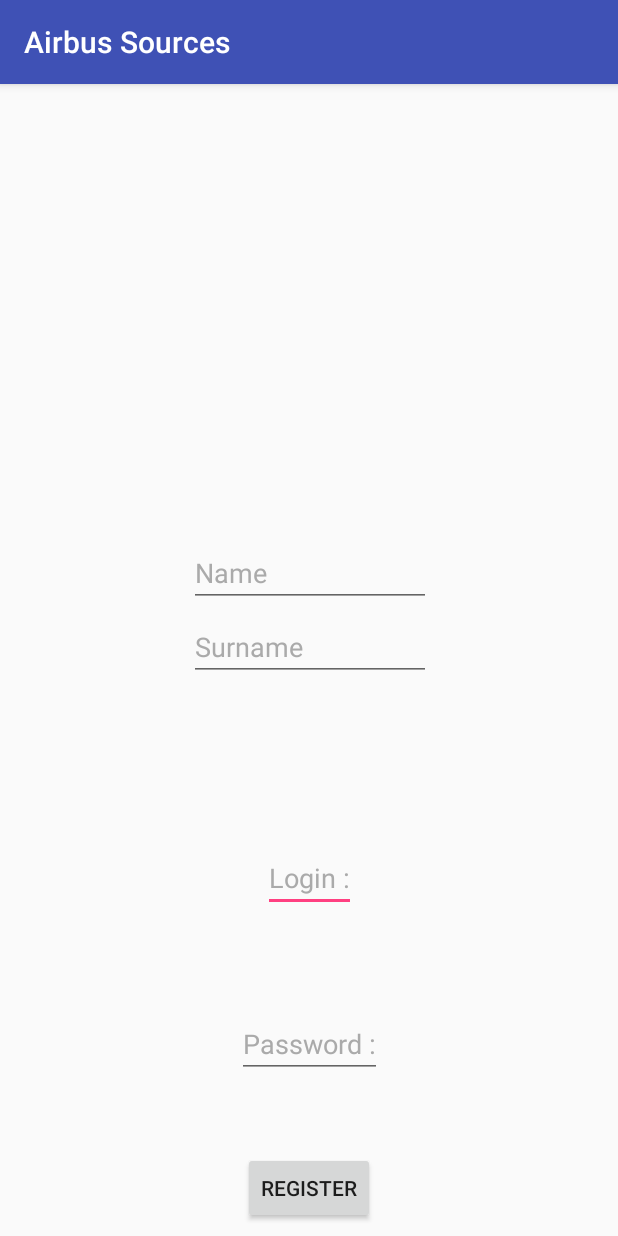
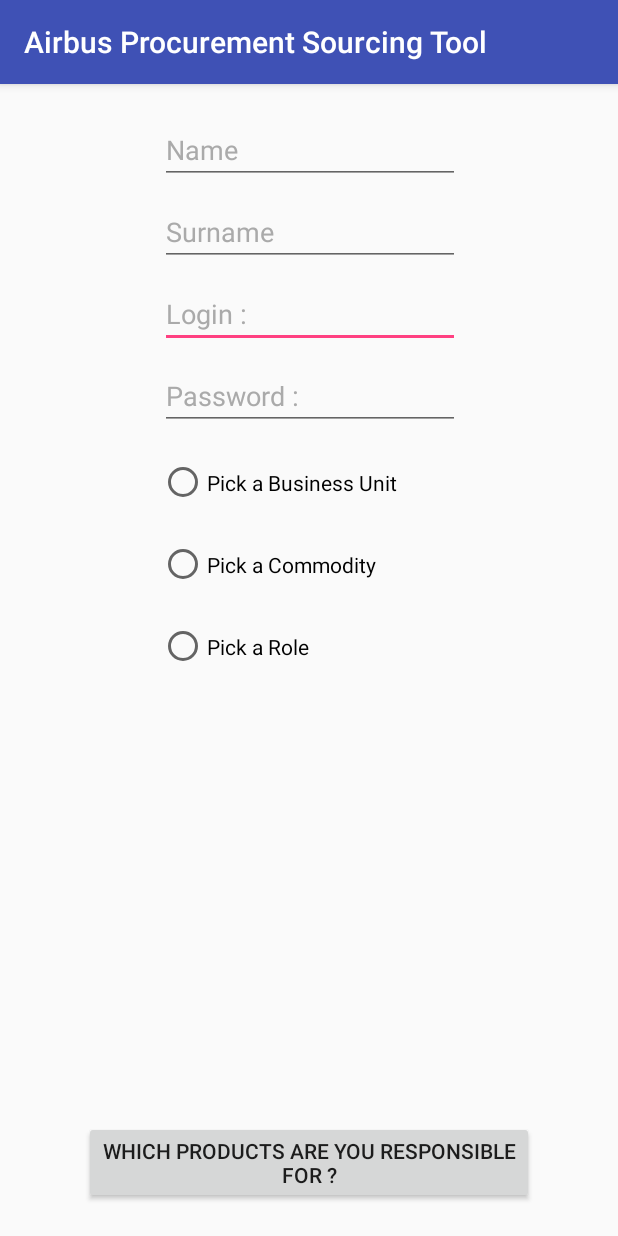
Before and after one commit to MaVdbussche/AirbusSources, an Android app: the SignUpActivity screen opened directly, with no data from a screen before it, on a phone screen of 412 x 824 dp. Run offline under Robolectric (Android 15) with nearby library versions, the phone set to English and light mode, and no system bars; 1 statement that could not run was skipped.

Commit message:
Advancements on RegisterActivity layout

```diff
--- a/app/src/main/res/layout/activity_signup.xml
+++ b/app/src/main/res/layout/activity_signup.xml
@@ -9,96 +9,173 @@
 
     <EditText
         android:id="@+id/login_field"
-        android:layout_width="wrap_content"
-        android:layout_height="wrap_content"
-        android:layout_marginBottom="216dp"
+        android:layout_width="200dp"
+        android:layout_height="39dp"
         android:layout_marginLeft="8dp"
         android:layout_marginRight="8dp"
         android:text="@string/login_loginField_title"
         android:textColor="@android:color/darker_gray"
         android:textSize="18sp"
-        app:layout_constraintBottom_toBottomOf="parent"
         app:layout_constraintLeft_toLeftOf="parent"
         app:layout_constraintRight_toRightOf="parent"
         android:layout_marginStart="8dp"
-        android:layout_marginEnd="8dp" />
-
-    <EditText
-        android:id="@+id/password_field"
-        android:layout_width="wrap_content"
-        android:layout_height="wrap_content"
-        android:layout_marginBottom="105dp"
-        android:layout_marginLeft="8dp"
-        android:layout_marginRight="8dp"
-        android:text="@string/login_passwordField_title"
-        android:textColor="@android:color/darker_gray"
-        app:layout_constraintBottom_toBottomOf="parent"
-        app:layout_constraintLeft_toLeftOf="parent"
-        app:layout_constraintRight_toRightOf="parent"
-        app:layout_constraintHorizontal_bias="0.501"
-        android:layout_marginStart="8dp"
-        android:layout_marginEnd="8dp" />
-
-    <Button
-        android:id="@+id/button_login"
-        android:layout_width="wrap_content"
-        android:layout_height="wrap_content"
-        android:text="@string/start_button_signup"
-        android:layout_marginRight="8dp"
-        app:layout_constraintRight_toRightOf="parent"
-        android:layout_marginLeft="8dp"
-        app:layout_constraintLeft_toLeftOf="parent"
+        android:layout_marginEnd="8dp"
+        app:layout_constraintHorizontal_bias="0.502"
         app:layout_constraintBottom_toBottomOf="parent"
         android:layout_marginBottom="8dp"
-        android:layout_marginStart="8dp"
-        android:layout_marginEnd="8dp" />
+        android:layout_marginTop="15dp"
+        app:layout_constraintTop_toBottomOf="@+id/surname_field"
+        app:layout_constraintVertical_bias="0.0" />
 
     <EditText
         android:id="@+id/name_field"
-        android:layout_width="161dp"
+        android:layout_width="200dp"
         android:layout_height="39dp"
         android:inputType="textPersonName"
-        android:text="@string/login_nameField_title"
+        android:text="@string/signup_nameField_title"
         android:textColor="@android:color/darker_gray"
         android:layout_marginLeft="8dp"
         app:layout_constraintLeft_toLeftOf="parent"
         android:layout_marginRight="8dp"
         app:layout_constraintRight_toRightOf="parent"
-        app:layout_constraintBottom_toBottomOf="@+id/button_login"
-        android:layout_marginBottom="411dp"
         app:layout_constraintHorizontal_bias="0.502"
         android:layout_marginStart="8dp"
-        android:layout_marginEnd="8dp" />
+        android:layout_marginEnd="8dp"
+        app:layout_constraintTop_toTopOf="parent"
+        android:layout_marginTop="15dp"
+        app:layout_constraintBottom_toBottomOf="parent"
+        android:layout_marginBottom="8dp"
+        app:layout_constraintVertical_bias="0.017" />
 
     <EditText
         android:id="@+id/surname_field"
-        android:layout_width="161dp"
+        android:layout_width="200dp"
         android:layout_height="39dp"
         android:inputType="textPersonName"
-        android:text="@string/login_surnameField_title"
+        android:text="@string/signup_surnameField_title"
         android:textColor="@android:color/darker_gray"
         android:layout_marginLeft="8dp"
         app:layout_constraintLeft_toLeftOf="parent"
         android:layout_marginRight="8dp"
         app:layout_constraintRight_toRightOf="parent"
-        app:layout_constraintBottom_toBottomOf="@+id/button_login"
-        android:layout_marginBottom="362dp"
         app:layout_constraintHorizontal_bias="0.502"
         android:layout_marginStart="8dp"
-        android:layout_marginEnd="8dp" />
+        android:layout_marginEnd="8dp"
+        android:layout_marginTop="15dp"
+        app:layout_constraintTop_toBottomOf="@+id/name_field"
+        app:layout_constraintBottom_toBottomOf="parent"
+        android:layout_marginBottom="8dp"
+        app:layout_constraintVertical_bias="0.0" />
+
+    <EditText
+        android:id="@+id/password_field"
+        android:layout_width="200dp"
+        android:layout_height="39dp"
+        android:layout_marginBottom="8dp"
+        android:layout_marginLeft="8dp"
+        android:layout_marginRight="8dp"
+        android:text="@string/login_passwordField_title"
+        android:textColor="@android:color/darker_gray"
+        app:layout_constraintLeft_toLeftOf="parent"
+        app:layout_constraintRight_toRightOf="parent"
+        android:layout_marginStart="8dp"
+        android:layout_marginEnd="8dp"
+        app:layout_constraintBottom_toBottomOf="parent"
+        android:layout_marginTop="15dp"
+        app:layout_constraintTop_toBottomOf="@+id/login_field"
+        app:layout_constraintHorizontal_bias="0.502"
+        app:layout_constraintVertical_bias="0.0" />
 
     <RadioGroup
-        android:layout_width="161dp"
+        android:layout_width="200dp"
         android:layout_height="39dp"
         android:layout_marginLeft="8dp"
         app:layout_constraintLeft_toLeftOf="parent"
         android:layout_marginRight="8dp"
         app:layout_constraintRight_toRightOf="parent"
+        app:layout_constraintBottom_toBottomOf="parent"
+        android:layout_marginBottom="8dp"
+        android:id="@+id/businessUnits"
+        android:layout_marginStart="8dp"
+        android:layout_marginEnd="8dp"
+        android:layout_marginTop="15dp"
+        app:layout_constraintTop_toBottomOf="@+id/password_field"
+        app:layout_constraintVertical_bias="0.0">
+
+        <RadioButton
+            android:id="@+id/defaultBusinessUnitsRadioButton"
+            android:layout_width="match_parent"
+            android:layout_height="match_parent"
+            android:text="@string/signup_businessUnits_default"
+            tools:layout_editor_absoluteX="8dp"
+            tools:layout_editor_absoluteY="8dp" />
+    </RadioGroup>
+
+    <RadioGroup
+        android:layout_width="200dp"
+        android:layout_height="39dp"
+        android:layout_marginLeft="8dp"
+        app:layout_constraintLeft_toLeftOf="parent"
+        android:layout_marginRight="8dp"
+        app:layout_constraintRight_toRightOf="parent"
+        app:layout_constraintBottom_toBottomOf="parent"
+        android:layout_marginBottom="8dp"
+        android:id="@+id/commodities"
+        android:layout_marginStart="8dp"
+        android:layout_marginEnd="8dp"
+        android:layout_marginTop="15dp"
+        app:layout_constraintTop_toBottomOf="@+id/businessUnits"
+        app:layout_constraintVertical_bias="0.0">
+
+        <RadioButton
+            android:id="@+id/defaultCommoditiesRadioButton"
+            android:layout_width="match_parent"
+            android:layout_height="match_parent"
+            android:text="@string/signup_commodities_default"
+            tools:layout_editor_absoluteX="8dp"
+            tools:layout_editor_absoluteY="8dp" />
+    </RadioGroup>
+
+    <RadioGroup
+        android:layout_width="200dp"
+        android:layout_height="39dp"
+        android:layout_marginLeft="8dp"
+        app:layout_constraintLeft_toLeftOf="parent"
+        android:layout_marginRight="8dp"
+        app:layout_constraintRight_toRightOf="parent"
+        app:layout_constraintBottom_toBottomOf="parent"
+        android:layout_marginBottom="8dp"
+        android:id="@+id/roles"
+        android:layout_marginStart="8dp"
+        android:layout_marginEnd="8dp"
+        android:layout_marginTop="15dp"
+        app:layout_constraintTop_toBottomOf="@+id/commodities"
+        app:layout_constraintVertical_bias="0.0">
+
+        <RadioButton
+            android:id="@+id/defaultRolesRadioButton"
+            android:layout_width="match_parent"
+            android:layout_height="match_parent"
+            android:text="@string/signup_roles_default"
+            tools:layout_editor_absoluteX="8dp"
+            tools:layout_editor_absoluteY="8dp" />
+    </RadioGroup>
+
+    <Button
+        android:id="@+id/button_toProductsScreen"
+        android:layout_width="300dp"
+        android:layout_height="wrap_content"
+        android:text="@string/signup_buttonToProductsText"
+        android:layout_marginLeft="8dp"
+        app:layout_constraintLeft_toLeftOf="parent"
+        android:layout_marginStart="8dp"
+        android:layout_marginEnd="8dp"
+        app:layout_constraintBottom_toBottomOf="parent"
+        android:layout_marginBottom="8dp"
         app:layout_constraintTop_toTopOf="parent"
         android:layout_marginTop="8dp"
-        app:layout_constraintBottom_toBottomOf="parent"
-        android:layout_marginBottom="8dp"
-        app:layout_constraintVertical_bias="0.309"
-        android:id="@+id/suppliers" />
+        app:layout_constraintVertical_bias="0.981"
+        android:layout_marginRight="8dp"
+        app:layout_constraintRight_toRightOf="parent" />
 
 </android.support.constraint.ConstraintLayout>
--- a/app/src/main/res/values/strings.xml
+++ b/app/src/main/res/values/strings.xml
@@ -1,5 +1,5 @@
 <resources>
-    <string name="app_name">Airbus Sources</string>
+    <string name="app_name">Airbus Procurement Sourcing Tool</string>
     <string name="field_hint">Type here...</string>
 
     <string name="start_button_login">Log in</string>
@@ -13,12 +13,17 @@
     <string name="login_password_incorrect">The password does not match this login</string>
     <string name="login_loginField_title">Login :</string>
     <string name="login_passwordField_title">Password :</string>
-    <string name="signup_loginField_title">Choose a login :</string>
+
+    <string name="signup_nameField_title">Name</string>
+    <string name="signup_surnameField_title">Surname</string>
+    <string name="signup_loginField_title">Enter your login (Matricule)</string>
     <string name="signup_passwordField_title">Choose a password :</string>
     <string name="signup_passwordConfirmationField_title">Confirm your password :</string>
-    <string name="signup_nameField_title">Enter your name :</string>
     <string name="signup_firstNameField_title">Enter your first name :</string>
-    <string name="login_nameField_title">Name</string>
-    <string name="login_surnameField_title">Surname</string>
+    <string name="signup_businessUnits_default">Pick a Business Unit</string>
+    <string name="signup_commodities_default">Pick a Commodity</string>
+    <string name="signup_roles_default">Pick a Role</string>
+    <string name="signup_buttonToProductsText">Which products are you responsible for ?</string>
+
 
 </resources>
```
